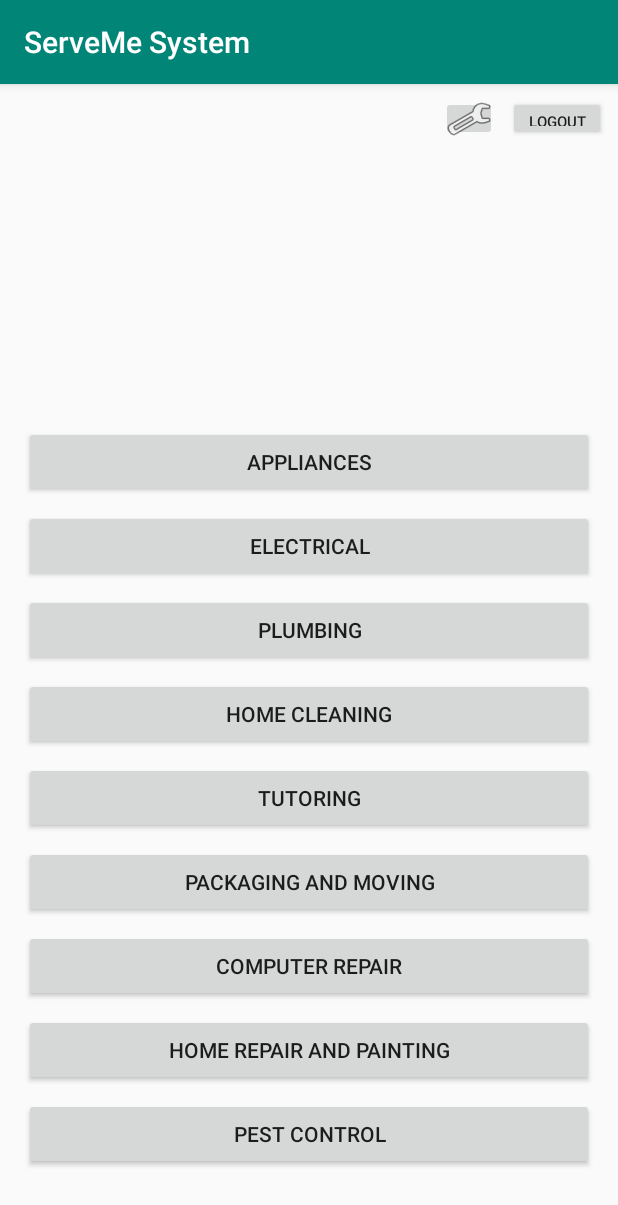
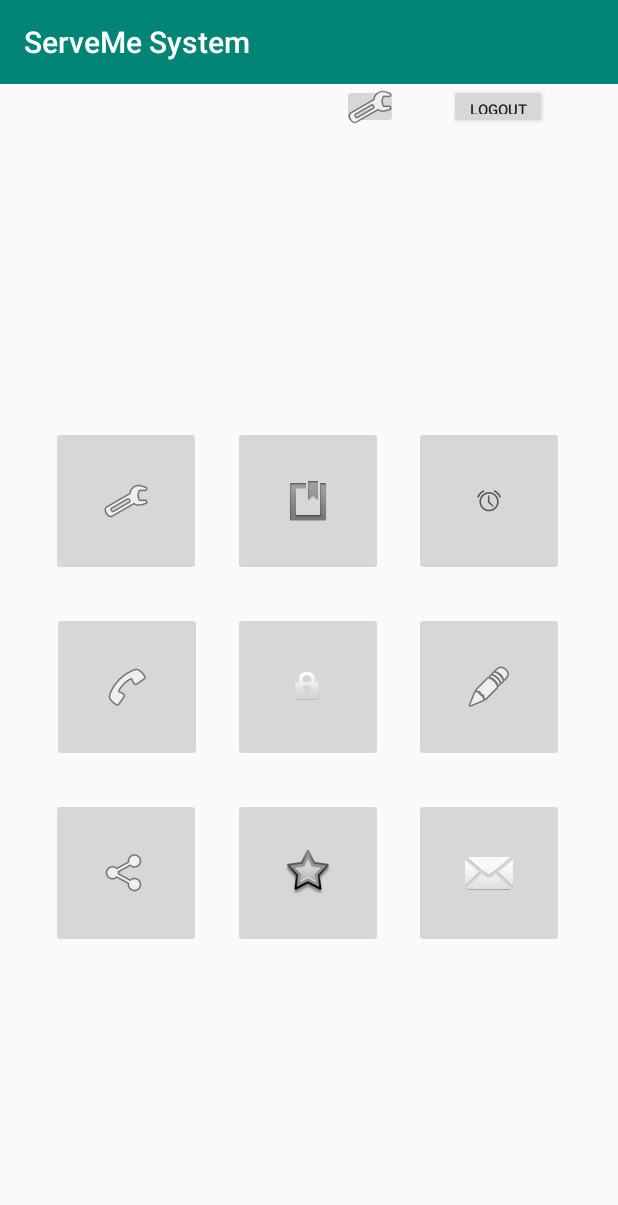
Before and after one commit to Jeremy2052/SMS, an Android app: the screen it shows after launch once a user with an empty profile is signed in (mainScreen), on a phone screen of 412 x 824 dp. Shown: the top 1205 px of the screen. Run offline under Robolectric (Android 15) with nearby library versions, the phone set to English and light mode, and no system bars; our stand-ins replace Firebase (no records; nobody signed in at launch, a user with empty details on screens opened directly).

Commit message:
Change main screen layout/buttons. change login/registration layout. Added toolbar

```diff
--- a/app/build.gradle
+++ b/app/build.gradle
@@ -30,5 +30,7 @@ dependencies {
 
     implementation 'com.google.firebase:firebase-auth:18.0.0'
     implementation 'com.google.android.gms:play-services-gcm:17.0.0'
+
+
 }
 apply plugin: 'com.google.gms.google-services'
--- a/app/src/main/java/com/example/login/mainScreen.java
+++ b/app/src/main/java/com/example/login/mainScreen.java
@@ -1,11 +1,13 @@
 package com.example.login;
 
 import androidx.appcompat.app.AppCompatActivity;
+import androidx.appcompat.widget.Toolbar;
 
 import android.content.Intent;
 import android.os.Bundle;
 import android.view.View;
 import android.widget.Button;
+import android.widget.ImageButton;
 
 import com.google.firebase.auth.FirebaseAuth;
 import com.google.firebase.auth.FirebaseUser;
@@ -15,12 +17,15 @@ public class mainScreen extends AppCompatActivity implements View.OnClickListene
     private FirebaseAuth firebaseAuth;
 
     private Button logout;
-    private Button appliances;
+    private ImageButton appliances;
 
     @Override
     protected void onCreate(Bundle savedInstanceState) {
         super.onCreate(savedInstanceState);
         setContentView(R.layout.activity_main_screen);
+
+        Toolbar toolbar = findViewById(R.id.toolbar);
+        setSupportActionBar(toolbar);
 
         firebaseAuth = FirebaseAuth.getInstance();
         FirebaseUser user = firebaseAuth.getCurrentUser();
--- a/app/src/main/res/layout/activity_main_screen.xml
+++ b/app/src/main/res/layout/activity_main_screen.xml
@@ -6,145 +6,21 @@
     android:layout_height="match_parent"
     tools:context=".mainScreen">
 
-    <Button
-        android:id="@+id/appliances"
-        android:layout_width="match_parent"
-        android:layout_height="wrap_content"
-        android:layout_marginStart="16dp"
-        android:layout_marginLeft="16dp"
-        android:layout_marginEnd="16dp"
-        android:layout_marginRight="16dp"
-        android:layout_marginBottom="8dp"
-        android:text="Appliances"
-        app:layout_constraintBottom_toTopOf="@+id/button9"
-        app:layout_constraintEnd_toEndOf="parent"
-        app:layout_constraintHorizontal_bias="0.0"
-        app:layout_constraintStart_toStartOf="parent" />
-
-    <Button
-        android:id="@+id/button9"
-        android:layout_width="match_parent"
-        android:layout_height="wrap_content"
-        android:layout_marginStart="16dp"
-        android:layout_marginLeft="16dp"
-        android:layout_marginEnd="16dp"
-        android:layout_marginRight="16dp"
-        android:layout_marginBottom="8dp"
-        android:text="Electrical"
-        app:layout_constraintBottom_toTopOf="@+id/button8"
-        app:layout_constraintEnd_toEndOf="parent"
-        app:layout_constraintStart_toStartOf="parent" />
-
-    <Button
-        android:id="@+id/button8"
-        android:layout_width="match_parent"
-        android:layout_height="wrap_content"
-        android:layout_marginStart="16dp"
-        android:layout_marginLeft="16dp"
-        android:layout_marginEnd="16dp"
-        android:layout_marginRight="16dp"
-        android:layout_marginBottom="8dp"
-        android:text="Plumbing"
-        app:layout_constraintBottom_toTopOf="@+id/button7"
-        app:layout_constraintEnd_toEndOf="parent"
-        app:layout_constraintStart_toStartOf="parent" />
-
-    <Button
-        android:id="@+id/button7"
-        android:layout_width="match_parent"
-        android:layout_height="wrap_content"
-        android:layout_marginStart="16dp"
-        android:layout_marginLeft="16dp"
-        android:layout_marginEnd="16dp"
-        android:layout_marginRight="16dp"
-        android:layout_marginBottom="8dp"
-        android:text="Home Cleaning"
-        app:layout_constraintBottom_toTopOf="@+id/button6"
-        app:layout_constraintEnd_toEndOf="parent"
-        app:layout_constraintStart_toStartOf="parent" />
-
-    <Button
-        android:id="@+id/button6"
-        android:layout_width="match_parent"
-        android:layout_height="wrap_content"
-        android:layout_marginStart="16dp"
-        android:layout_marginLeft="16dp"
-        android:layout_marginEnd="16dp"
-        android:layout_marginRight="16dp"
-        android:layout_marginBottom="8dp"
-        android:text="Tutoring"
-        app:layout_constraintBottom_toTopOf="@+id/button5"
-        app:layout_constraintEnd_toEndOf="parent"
-        app:layout_constraintStart_toStartOf="parent" />
-
-    <Button
-        android:id="@+id/button5"
-        android:layout_width="match_parent"
-        android:layout_height="wrap_content"
-        android:layout_marginStart="16dp"
-        android:layout_marginLeft="16dp"
-        android:layout_marginEnd="16dp"
-        android:layout_marginRight="16dp"
-        android:layout_marginBottom="8dp"
-        android:text="Packaging and Moving"
-        app:layout_constraintBottom_toTopOf="@+id/button4"
-        app:layout_constraintEnd_toEndOf="parent"
-        app:layout_constraintStart_toStartOf="parent" />
-
-    <Button
-        android:id="@+id/button4"
-        android:layout_width="match_parent"
-        android:layout_height="wrap_content"
-        android:layout_marginStart="16dp"
-        android:layout_marginLeft="16dp"
-        android:layout_marginEnd="16dp"
-        android:layout_marginRight="16dp"
-        android:layout_marginBottom="8dp"
-        android:text="Computer Repair"
-        app:layout_constraintBottom_toTopOf="@+id/button3"
-        app:layout_constraintEnd_toEndOf="parent"
-        app:layout_constraintStart_toStartOf="parent" />
-
-    <Button
-        android:id="@+id/button3"
-        android:layout_width="match_parent"
-        android:layout_height="wrap_content"
-        android:layout_marginStart="16dp"
-        android:layout_marginLeft="16dp"
-        android:layout_marginEnd="16dp"
-        android:layout_marginRight="16dp"
-        android:layout_marginBottom="8dp"
-        android:text="Home Repair and Painting"
-        app:layout_constraintBottom_toTopOf="@+id/button2"
-        app:layout_constraintEnd_toEndOf="parent"
-        app:layout_constraintStart_toStartOf="parent" />
-
-    <Button
-        android:id="@+id/button2"
-        android:layout_width="match_parent"
-        android:layout_height="wrap_content"
-        android:layout_marginStart="16dp"
-        android:layout_marginLeft="16dp"
-        android:layout_marginEnd="16dp"
-        android:layout_marginRight="16dp"
-        android:layout_marginBottom="44dp"
-        android:text="Pest Control"
-        app:layout_constraintBottom_toBottomOf="parent"
-        app:layout_constraintEnd_toEndOf="parent"
-        app:layout_constraintHorizontal_bias="0.0"
-        app:layout_constraintStart_toStartOf="parent" />
+    <include
+        android:id="@+id/toolbar"
+        layout="@layout/toolbar" />
 
     <Button
         android:id="@+id/logout"
         android:layout_width="65dp"
         android:layout_height="30dp"
-        android:layout_marginTop="8dp"
+        android:layout_marginTop="56dp"
         android:layout_marginEnd="8dp"
         android:layout_marginRight="8dp"
         android:text="logout"
         android:textSize="10sp"
         app:layout_constraintEnd_toEndOf="parent"
-        app:layout_constraintHorizontal_bias="1.0"
+        app:layout_constraintHorizontal_bias="0.884"
         app:layout_constraintStart_toStartOf="parent"
         app:layout_constraintTop_toTopOf="parent" />
 
@@ -152,10 +28,110 @@
         android:id="@+id/imageButton"
         android:layout_width="37dp"
         android:layout_height="30dp"
-        android:layout_marginTop="8dp"
+        android:layout_marginTop="56dp"
         app:layout_constraintEnd_toStartOf="@+id/logout"
-        app:layout_constraintHorizontal_bias="0.976"
+        app:layout_constraintHorizontal_bias="0.87"
         app:layout_constraintStart_toStartOf="parent"
         app:layout_constraintTop_toTopOf="parent"
         app:srcCompat="@android:drawable/ic_menu_manage" />
+
+    <ImageButton
+        android:id="@+id/imageButton3"
+        android:layout_width="100dp"
+        android:layout_height="100dp"
+        android:layout_marginBottom="24dp"
+        app:layout_constraintBottom_toTopOf="@+id/imageButton10"
+        app:layout_constraintEnd_toEndOf="parent"
+        app:layout_constraintHorizontal_bias="0.498"
+        app:layout_constraintStart_toStartOf="parent"
+        app:srcCompat="@android:drawable/ic_lock_idle_lock" />
+
+    <ImageButton
+        android:id="@+id/imageButton4"
+        android:layout_width="100dp"
+        android:layout_height="100dp"
+        android:layout_marginBottom="24dp"
+        app:layout_constraintBottom_toTopOf="@+id/imageButton3"
+        app:layout_constraintEnd_toEndOf="parent"
+        app:layout_constraintHorizontal_bias="0.498"
+        app:layout_constraintStart_toStartOf="parent"
+        app:srcCompat="@android:drawable/ic_input_get" />
+
+    <ImageButton
+        android:id="@+id/imageButton5"
+        android:layout_width="100dp"
+        android:layout_height="100dp"
+        android:layout_marginBottom="24dp"
+        app:layout_constraintBottom_toTopOf="@+id/imageButton8"
+        app:layout_constraintEnd_toEndOf="parent"
+        app:layout_constraintHorizontal_bias="0.884"
+        app:layout_constraintStart_toStartOf="parent"
+        app:srcCompat="@android:drawable/ic_lock_idle_alarm" />
+
+    <ImageButton
+        android:id="@+id/imageButton6"
+        android:layout_width="100dp"
+        android:layout_height="100dp"
+        android:layout_marginBottom="24dp"
+        app:layout_constraintBottom_toTopOf="@+id/imageButton9"
+        app:layout_constraintEnd_toEndOf="parent"
+        app:layout_constraintHorizontal_bias="0.111"
+        app:layout_constraintStart_toStartOf="parent"
+        app:srcCompat="@android:drawable/ic_menu_call" />
+
+    <ImageButton
+        android:id="@+id/appliances"
+        android:layout_width="100dp"
+        android:layout_height="100dp"
+        android:layout_marginBottom="24dp"
+        app:layout_constraintBottom_toTopOf="@+id/imageButton6"
+        app:layout_constraintEnd_toEndOf="parent"
+        app:layout_constraintHorizontal_bias="0.108"
+        app:layout_constraintStart_toStartOf="parent"
+        app:srcCompat="@android:drawable/ic_menu_preferences" />
+
+    <ImageButton
+        android:id="@+id/imageButton8"
+        android:layout_width="100dp"
+        android:layout_height="100dp"
+        android:layout_marginBottom="24dp"
+        app:layout_constraintBottom_toTopOf="@+id/imageButton11"
+        app:layout_constraintEnd_toEndOf="parent"
+        app:layout_constraintHorizontal_bias="0.884"
+        app:layout_constraintStart_toStartOf="parent"
+        app:srcCompat="@android:drawable/ic_menu_edit" />
+
+    <ImageButton
+        android:id="@+id/imageButton9"
+        android:layout_width="100dp"
+        android:layout_height="100dp"
+        android:layout_marginBottom="192dp"
+        app:layout_constraintBottom_toBottomOf="parent"
+        app:layout_constraintEnd_toEndOf="parent"
+        app:layout_constraintHorizontal_bias="0.109"
+        app:layout_constraintStart_toStartOf="parent"
+        app:srcCompat="@android:drawable/ic_menu_share" />
+
+    <ImageButton
+        android:id="@+id/imageButton10"
+        android:layout_width="100dp"
+        android:layout_height="100dp"
+        android:layout_marginBottom="192dp"
+        app:layout_constraintBottom_toBottomOf="parent"
+        app:layout_constraintEnd_toEndOf="parent"
+        app:layout_constraintHorizontal_bias="0.498"
+        app:layout_constraintStart_toStartOf="parent"
+        app:srcCompat="@android:drawable/star_big_off" />
+
+    <ImageButton
+        android:id="@+id/imageButton11"
+        android:layout_width="100dp"
+        android:layout_height="100dp"
+        android:layout_marginBottom="192dp"
+        app:layout_constraintBottom_toBottomOf="parent"
+        app:layout_constraintEnd_toEndOf="parent"
+        app:layout_constraintHorizontal_bias="0.884"
+        app:layout_constraintStart_toStartOf="parent"
+        app:srcCompat="@android:drawable/ic_dialog_email" />
+
 </androidx.constraintlayout.widget.ConstraintLayout>
--- /dev/null
+++ b/app/src/main/res/layout/toolbar.xml
@@ -0,0 +1,8 @@
+<?xml version="1.0" encoding="utf-8"?>
+<androidx.appcompat.widget.Toolbar xmlns:android="http://schemas.android.com/apk/res/android"
+    android:layout_width="match_parent"
+    android:layout_height="wrap_content"
+    android:background="@color/colorPrimary"
+    android:theme="@style/ThemeOverlay.AppCompat.Dark.ActionBar">
+
+</androidx.appcompat.widget.Toolbar>
--- a/app/src/main/res/values/styles.xml
+++ b/app/src/main/res/values/styles.xml
@@ -1,7 +1,7 @@
 <resources>
 
     <!-- Base application theme. -->
-    <style name="AppTheme" parent="Theme.AppCompat.Light.DarkActionBar">
+    <style name="AppTheme" parent="Theme.AppCompat.Light.NoActionBar">
         <!-- Customize your theme here. -->
         <item name="colorPrimary">@color/colorPrimary</item>
         <item name="colorPrimaryDark">@color/colorPrimaryDark</item>
```
Also changed, not shown: app/src/main/res/layout/activity_registration.xml (+56 -96 lines), app/src/main/res/layout/activity_vendor_register.xml (+86 -150 lines).
